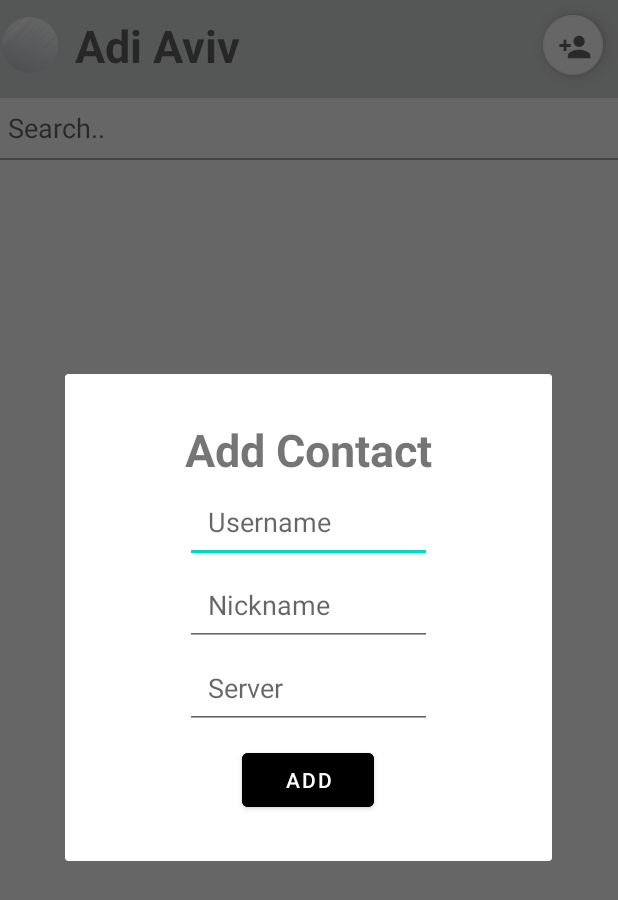
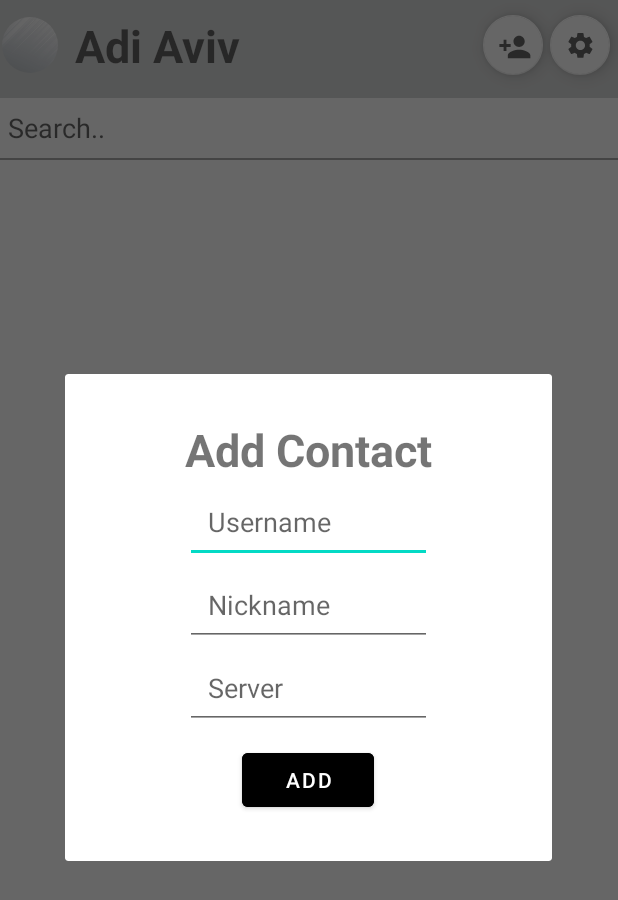
Before and after one commit to adi604/WhatsAppAndroid, an Android app: the ContactsActivity screen opened directly, with no data from a screen before it, after a tap on an icon or button, on a phone screen of 412 x 824 dp. Shown: the top 900 px of the screen. Run offline under Robolectric (Android 15) with nearby library versions, the phone set to English and light mode, and no system bars; our stand-ins replace CircleImageView; 3 statements that could not run were skipped.

Commit message:
add setting option
add setting option

```diff
--- a/Android/app/src/main/AndroidManifest.xml
+++ b/Android/app/src/main/AndroidManifest.xml
@@ -3,7 +3,7 @@
     xmlns:tools="http://schemas.android.com/tools"
     package="com.example.whatapp">
 
-    <uses-permission android:name="android.permission.INTERNET"/>
+    <uses-permission android:name="android.permission.INTERNET" />
 
     <application
         android:name=".App"
@@ -16,8 +16,7 @@
         android:supportsRtl="true"
         android:theme="@style/Theme.WhatApp"
         android:usesCleartextTraffic="true"
-        tools:targetApi="31"
-        >
+        tools:targetApi="31">
         <activity
             android:name=".ChatActivity"
             android:exported="false" />
--- /dev/null
+++ b/Android/app/src/main/res/drawable-anydpi/ic_menu_setting.xml
@@ -0,0 +1,11 @@
+<vector xmlns:android="http://schemas.android.com/apk/res/android"
+    android:width="35dp"
+    android:height="35dp"
+    android:viewportWidth="35"
+    android:viewportHeight="35"
+    android:tint="#333333"
+    android:alpha="0.6">
+  <path
+      android:fillColor="@android:color/white"
+      android:pathData="M19.14,12.94c0.04,-0.3 0.06,-0.61 0.06,-0.94c0,-0.32 -0.02,-0.64 -0.07,-0.94l2.03,-1.58c0.18,-0.14 0.23,-0.41 0.12,-0.61l-1.92,-3.32c-0.12,-0.22 -0.37,-0.29 -0.59,-0.22l-2.39,0.96c-0.5,-0.38 -1.03,-0.7 -1.62,-0.94L14.4,2.81c-0.04,-0.24 -0.24,-0.41 -0.48,-0.41h-3.84c-0.24,0 -0.43,0.17 -0.47,0.41L9.25,5.35C8.66,5.59 8.12,5.92 7.63,6.29L5.24,5.33c-0.22,-0.08 -0.47,0 -0.59,0.22L2.74,8.87C2.62,9.08 2.66,9.34 2.86,9.48l2.03,1.58C4.84,11.36 4.8,11.69 4.8,12s0.02,0.64 0.07,0.94l-2.03,1.58c-0.18,0.14 -0.23,0.41 -0.12,0.61l1.92,3.32c0.12,0.22 0.37,0.29 0.59,0.22l2.39,-0.96c0.5,0.38 1.03,0.7 1.62,0.94l0.36,2.54c0.05,0.24 0.24,0.41 0.48,0.41h3.84c0.24,0 0.44,-0.17 0.47,-0.41l0.36,-2.54c0.59,-0.24 1.13,-0.56 1.62,-0.94l2.39,0.96c0.22,0.08 0.47,0 0.59,-0.22l1.92,-3.32c0.12,-0.22 0.07,-0.47 -0.12,-0.61L19.14,12.94zM12,15.6c-1.98,0 -3.6,-1.62 -3.6,-3.6s1.62,-3.6 3.6,-3.6s3.6,1.62 3.6,3.6S13.98,15.6 12,15.6z"/>
+</vector>
--- a/Android/app/src/main/res/layout/activity_contacts.xml
+++ b/Android/app/src/main/res/layout/activity_contacts.xml
@@ -85,7 +85,7 @@
         app:maxImageSize="30dp"
         android:foregroundGravity="center"
         app:fabCustomSize="50dp"
-        android:layout_marginEnd="10dp"
+        android:layout_marginEnd="50dp"
         android:layout_marginTop="10dp"
         app:backgroundTint="@color/white"
         app:layout_constraintEnd_toEndOf="@+id/headingUserName"
@@ -93,4 +93,19 @@
         app:srcCompat="@drawable/ic_menu_add"
         tools:ignore="MissingConstraints,RtlSymmetry" />
 
+    <com.google.android.material.floatingactionbutton.FloatingActionButton
+        android:id="@+id/btnSetting"
+        android:layout_width="40dp"
+        android:layout_height="40dp"
+        app:maxImageSize="30dp"
+        android:foregroundGravity="center"
+        app:fabCustomSize="50dp"
+        android:layout_marginEnd="5dp"
+        android:layout_marginTop="10dp"
+        app:backgroundTint="@color/white"
+        app:layout_constraintEnd_toEndOf="@+id/headingUserName"
+        app:layout_constraintTop_toTopOf="parent"
+        app:srcCompat="@drawable/ic_menu_setting"
+        tools:ignore="MissingConstraints,RtlSymmetry" />
+
 </androidx.constraintlayout.widget.ConstraintLayout>
```
Also changed, not shown: Android/app/src/main/res/layout/activity_setting.xml (added, +58 -0 lines), Android/app/src/main/res/drawable-hdpi/ic_menu_setting.png (added), Android/app/src/main/res/drawable-mdpi/ic_menu_setting.png (added), Android/app/src/main/res/drawable-xhdpi/ic_menu_setting.png (added), Android/app/src/main/res/drawable-xxhdpi/ic_menu_setting.png (added).
